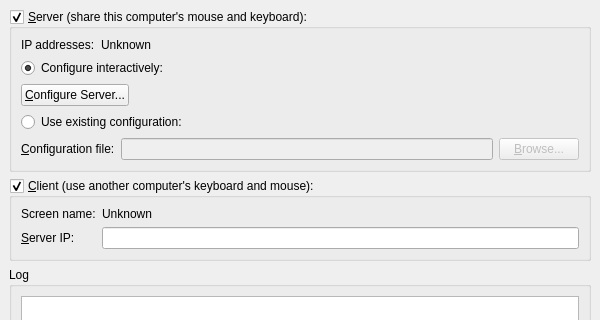
Old version of the form src/gui/res/MainWindowBase.ui in the repository deskflow/deskflow; both pictures show x 0 to 600 and y 0 to 320 of the 600 by 500 pixel window.
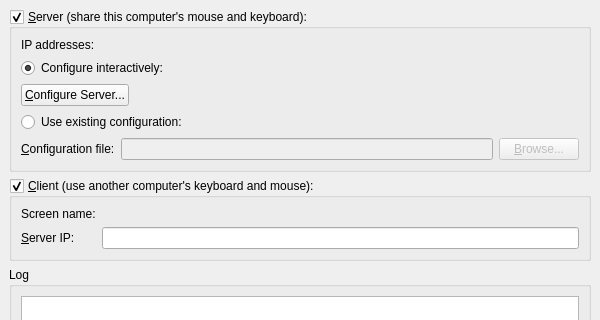
New version of the form. Icons and pictures are not drawn.

```diff
--- a/src/gui/res/MainWindowBase.ui
+++ b/src/gui/res/MainWindowBase.ui
@@ -55,13 +55,6 @@
          </property>
         </widget>
        </item>
-       <item row="0" column="1">
-        <widget class="QLabel" name="m_pLabelScreenName">
-         <property name="text">
-          <string>Unknown</string>
-         </property>
-        </widget>
-       </item>
        <item row="1" column="0">
         <widget class="QLabel" name="m_pLabelServerName">
          <property name="text">
@@ -75,6 +68,13 @@
        <item row="1" column="1">
         <widget class="QLineEdit" name="m_pLineEditHostname"/>
        </item>
+       <item row="0" column="1">
+        <widget class="QLabel" name="m_pLabelScreenName">
+         <property name="text">
+          <string notr="true"/>
+         </property>
+        </widget>
+       </item>
       </layout>
      </widget>
     </item>
@@ -208,7 +208,7 @@
          <item row="0" column="1">
           <widget class="QLabel" name="m_pLabelIpAddresses">
            <property name="text">
-            <string>Unknown</string>
+            <string notr="true"/>
            </property>
           </widget>
          </item>
```
Left out of the diff: 25 changed lines with no effect on the pictures.
